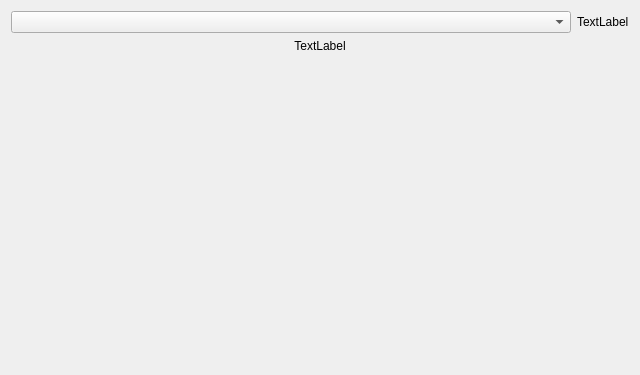
Qt form epyq/widgets/enum.ui (epcpower/st) before a commit.
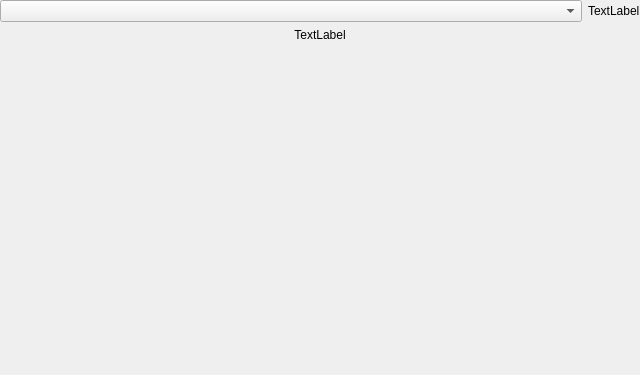
The same form after that commit.

Commit message:
Set all layout margins in widgets to 0 to compact them
Ref T335

What changed in the file:
```diff
--- a/epyq/widgets/enum.ui
+++ b/epyq/widgets/enum.ui
@@ -20,10 +20,46 @@
    <string>Form</string>
   </property>
   <layout class="QHBoxLayout" name="horizontalLayout_2">
+   <property name="leftMargin">
+    <number>0</number>
+   </property>
+   <property name="topMargin">
+    <number>0</number>
+   </property>
+   <property name="rightMargin">
+    <number>0</number>
+   </property>
+   <property name="bottomMargin">
+    <number>0</number>
+   </property>
    <item>
     <layout class="QVBoxLayout" name="verticalLayout" stretch="0,1,0">
+     <property name="leftMargin">
+      <number>0</number>
+     </property>
+     <property name="topMargin">
+      <number>0</number>
+     </property>
+     <property name="rightMargin">
+      <number>0</number>
+     </property>
+     <property name="bottomMargin">
+      <number>0</number>
+     </property>
      <item>
       <layout class="QHBoxLayout" name="horizontalLayout">
+       <property name="leftMargin">
+        <number>0</number>
+       </property>
+       <property name="topMargin">
+        <number>0</number>
+       </property>
+       <property name="rightMargin">
+        <number>0</number>
+       </property>
+       <property name="bottomMargin">
+        <number>0</number>
+       </property>
        <item>
         <widget class="QComboBox" name="value">
          <property name="sizePolicy">
```
The commit also changes 10 other files.
